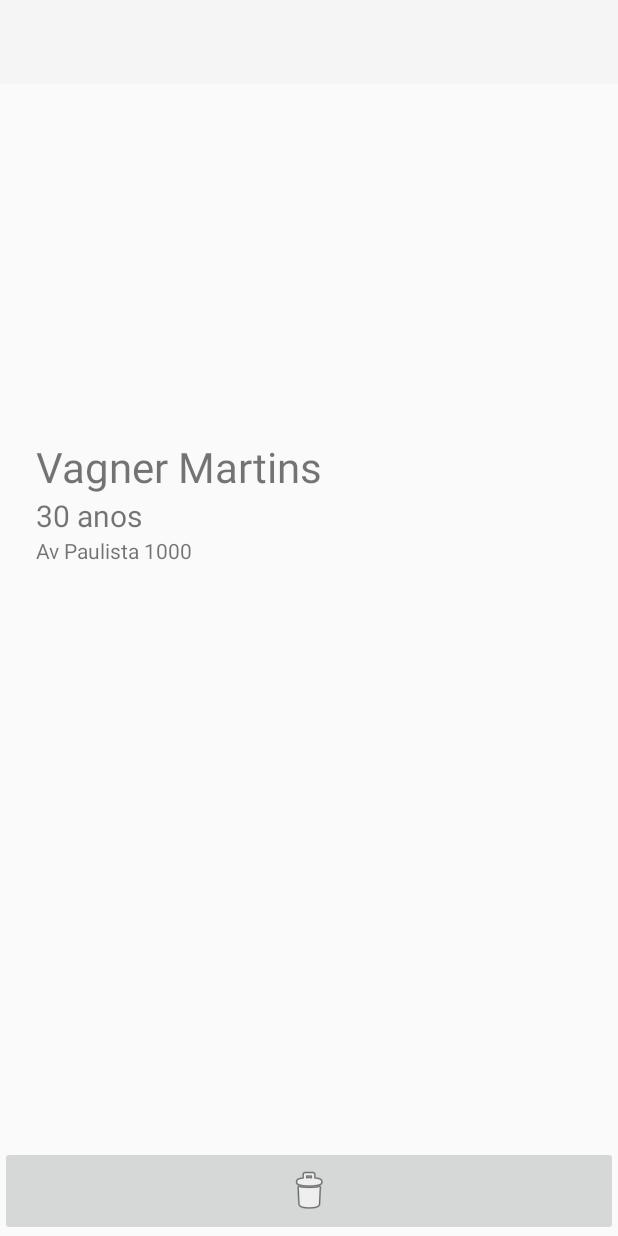
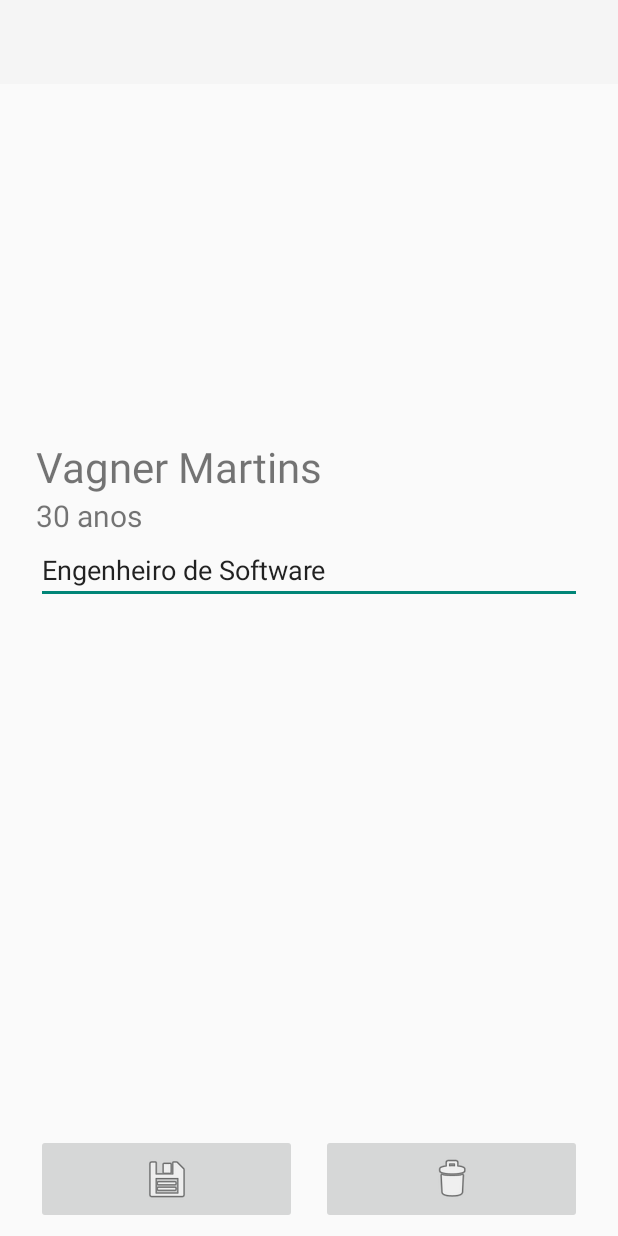
Before and after one commit to gabrielbarth/mobile-android, an Android app: the layout activity_item_details.xml on its own in the app's theme, with its tools: preview values and no code run, on a phone screen of 412 x 824 dp. Run offline under Robolectric (Android 15) with nearby library versions, the light colour scheme and no system bars.

Commit message:
ref: add profession field and set patch method

```diff
--- a/MyApi/app/src/main/java/com/gabrielbarth/myapi/adapter/ItemAdapter.kt
+++ b/MyApi/app/src/main/java/com/gabrielbarth/myapi/adapter/ItemAdapter.kt
@@ -21,7 +21,7 @@ class ItemAdapter(
         val imageView: ImageView = view.findViewById(R.id.image)
         val fullNameTextView: TextView = view.findViewById(R.id.name)
         val ageTextView: TextView = view.findViewById(R.id.age)
-        val addressTextView: TextView = view.findViewById(R.id.address)
+        val professionTextView: TextView = view.findViewById(R.id.profession)
     }
 
     override fun onCreateViewHolder(parent: ViewGroup, viewType: Int): ItemViewHolder {
@@ -40,7 +40,7 @@ class ItemAdapter(
         holder.fullNameTextView.text = "${item.value.name} ${item.value.surname}"
         holder.ageTextView.text =
             holder.itemView.context.getString(R.string.item_age, item.value.age.toString())
-        holder.addressTextView.text = item.value.address
+        holder.professionTextView.text = item.value.profession
         holder.imageView.loadUrl(item.value.imageUrl)
     }
 }
--- a/MyApi/app/src/main/java/com/gabrielbarth/myapi/model/Item.kt
+++ b/MyApi/app/src/main/java/com/gabrielbarth/myapi/model/Item.kt
@@ -11,7 +11,7 @@ data class ItemValue(
     val id: String,
     val name: String,
     val surname: String,
-    val address: String,
+    val profession: String,
     val imageUrl: String,
     val age: Int,
     val date: Date?
--- a/MyApi/app/src/main/java/com/gabrielbarth/myapi/service/ApiService.kt
+++ b/MyApi/app/src/main/java/com/gabrielbarth/myapi/service/ApiService.kt
@@ -5,6 +5,7 @@ import com.gabrielbarth.myapi.model.ItemValue
 import retrofit2.http.Body
 import retrofit2.http.DELETE
 import retrofit2.http.GET
+import retrofit2.http.PATCH
 import retrofit2.http.POST
 import retrofit2.http.Path
 
@@ -20,4 +21,7 @@ interface ApiService {
 
     @POST("items")
     suspend fun addItem(@Body item: ItemValue): Item
+
+    @PATCH("items/{id}")
+    suspend fun updateItem(@Path("id") id: String, @Body item: ItemValue): Item
 }
--- a/MyApi/app/src/main/res/layout/activity_item_details.xml
+++ b/MyApi/app/src/main/res/layout/activity_item_details.xml
@@ -5,37 +5,41 @@
     android:layout_width="match_parent"
     android:layout_height="match_parent"
     tools:context=".ItemDetailsActivity">
+
     <androidx.appcompat.widget.Toolbar
         android:id="@+id/toolbar"
         android:layout_width="match_parent"
         android:layout_height="?attr/actionBarSize"
         android:background="?attr/colorPrimary"
         android:theme="@style/ThemeOverlay.AppCompat.ActionBar"
-        app:titleTextColor="@android:color/black"
+        app:layout_constraintEnd_toEndOf="parent"
+        app:layout_constraintStart_toStartOf="parent"
+        app:layout_constraintTop_toTopOf="parent"
         app:popupTheme="@style/ThemeOverlay.AppCompat.Light"
-        app:layout_constraintStart_toStartOf="parent"
-        app:layout_constraintEnd_toEndOf="parent"
-        app:layout_constraintTop_toTopOf="parent" />
+        app:titleTextColor="@android:color/black" />
+
     <ImageView
         android:id="@+id/image"
         android:layout_width="150dp"
         android:layout_height="150dp"
         android:layout_marginTop="62dp"
+        app:layout_constraintEnd_toEndOf="parent"
         app:layout_constraintStart_toStartOf="parent"
-        app:layout_constraintEnd_toEndOf="parent"
         app:layout_constraintTop_toBottomOf="@id/toolbar" />
+
     <TextView
         android:id="@+id/name"
         android:layout_width="0dp"
         android:layout_height="wrap_content"
+        android:layout_marginStart="24dp"
         android:layout_marginTop="24dp"
-        android:layout_marginStart="24dp"
         android:layout_marginEnd="24dp"
+        android:textSize="28sp"
+        app:layout_constraintEnd_toEndOf="parent"
+        app:layout_constraintStart_toStartOf="parent"
         app:layout_constraintTop_toBottomOf="@id/image"
-        app:layout_constraintStart_toStartOf="parent"
-        app:layout_constraintEnd_toEndOf="parent"
-        android:textSize="28sp"
         tools:text="Vagner Martins" />
+
     <TextView
         android:id="@+id/age"
         android:layout_width="0dp"
@@ -43,35 +47,57 @@
         android:layout_marginStart="24dp"
         android:layout_marginEnd="24dp"
         android:textSize="20sp"
+        app:layout_constraintEnd_toEndOf="parent"
+        app:layout_constraintStart_toStartOf="parent"
         app:layout_constraintTop_toBottomOf="@id/name"
-        app:layout_constraintStart_toStartOf="parent"
-        app:layout_constraintEnd_toEndOf="parent"
         tools:text="30 anos" />
-    <TextView
-        android:id="@+id/address"
+
+    <EditText
+        android:id="@+id/profession"
         android:layout_width="0dp"
         android:layout_height="wrap_content"
         android:layout_marginStart="24dp"
         android:layout_marginEnd="24dp"
+        app:layout_constraintEnd_toEndOf="parent"
+        app:layout_constraintStart_toStartOf="parent"
         app:layout_constraintTop_toBottomOf="@id/age"
-        app:layout_constraintStart_toStartOf="parent"
-        app:layout_constraintEnd_toEndOf="parent"
-        tools:text="Av Paulista 1000" />
+        tools:text="Engenheiro de Software" />
+
+    <androidx.constraintlayout.widget.Guideline
+        android:id="@+id/guideline"
+        android:layout_width="wrap_content"
+        android:layout_height="wrap_content"
+        android:orientation="vertical"
+        app:layout_constraintGuide_percent="0.5" />
+
+    <ImageButton
+        android:id="@+id/editCTA"
+        android:layout_width="0dp"
+        android:layout_height="60dp"
+        android:layout_marginEnd="8dp"
+        android:layout_marginBottom="8dp"
+        android:src="@android:drawable/ic_menu_save"
+        app:layout_constraintBottom_toBottomOf="parent"
+        app:layout_constraintEnd_toEndOf="@id/guideline"
+        app:layout_constraintStart_toStartOf="@id/profession" />
+
     <ImageButton
         android:id="@+id/deleteCTA"
         android:layout_width="0dp"
         android:layout_height="60dp"
+        android:layout_marginStart="8dp"
+        android:layout_marginBottom="8dp"
         app:layout_constraintBottom_toBottomOf="parent"
-        app:layout_constraintStart_toStartOf="parent"
-        app:layout_constraintEnd_toEndOf="parent"
-        android:src="@android:drawable/ic_menu_delete"/>
+        app:layout_constraintStart_toStartOf="@id/guideline"
+        app:layout_constraintEnd_toEndOf="@id/profession"
+        android:src="@android:drawable/ic_menu_delete" />
     <TextView
         android:id="@+id/errorState"
         android:layout_width="wrap_content"
         android:layout_height="wrap_content"
+        android:visibility="visible"
+        app:layout_constraintBottom_toBottomOf="parent"
+        app:layout_constraintEnd_toEndOf="parent"
         app:layout_constraintStart_toStartOf="parent"
-        app:layout_constraintEnd_toEndOf="parent"
-        app:layout_constraintTop_toTopOf="parent"
-        app:layout_constraintBottom_toBottomOf="parent"
-        android:visibility="visible" />
+        app:layout_constraintTop_toTopOf="parent" />
 </androidx.constraintlayout.widget.ConstraintLayout>
--- a/MyApi/app/src/main/res/layout/item_layout.xml
+++ b/MyApi/app/src/main/res/layout/item_layout.xml
@@ -37,7 +37,7 @@
         tools:text="26" />
 
     <TextView
-        android:id="@+id/address"
+        android:id="@+id/profession"
         android:layout_width="0dp"
         android:layout_height="wrap_content"
         android:layout_marginStart="16dp"
--- a/MyApi/app/src/main/res/values/strings.xml
+++ b/MyApi/app/src/main/res/values/strings.xml
@@ -6,4 +6,6 @@
     <string name="error_validate_form">Por favor, preencha o campo: %1$s</string>
     <string name="success_create">Item %1$s criado com sucesso!</string>
     <string name="error_create">Erro ao criar o item</string>
+    <string name="success_update">Item atualizado com sucesso</string>
+    <string name="unknown_error">Erro desconhecido, tente novamente!</string>
 </resources>
```
Also changed, not shown: MyApi/app/src/main/java/com/gabrielbarth/myapi/ItemDetailsActivity.kt (+37 -1 lines).
